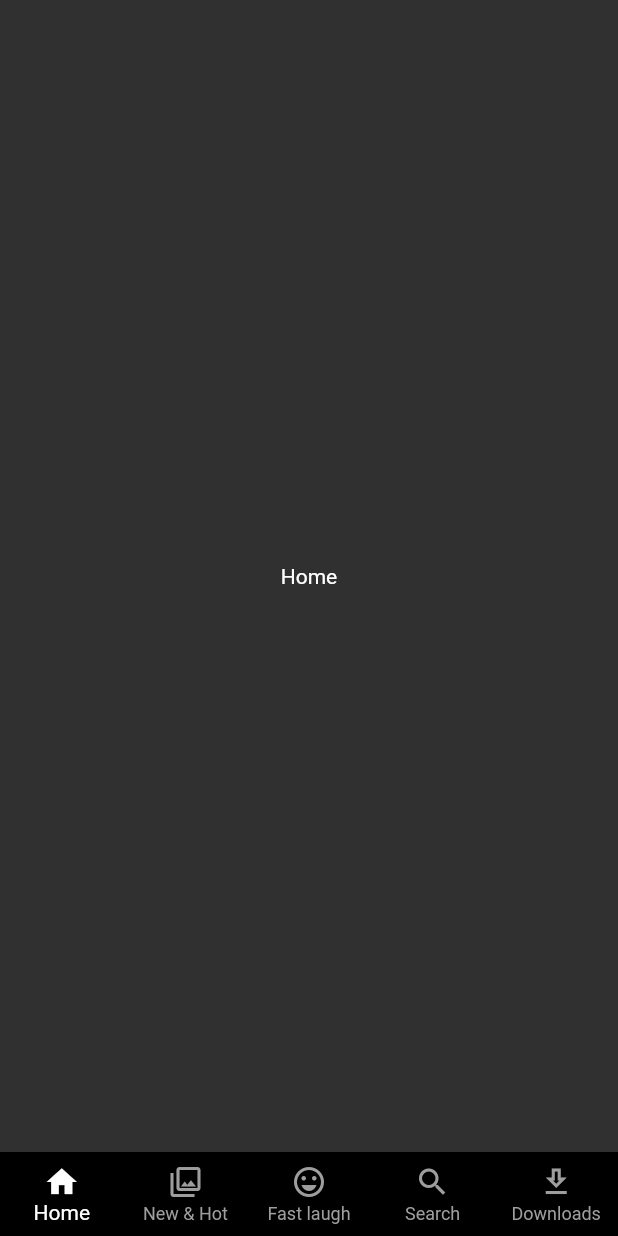
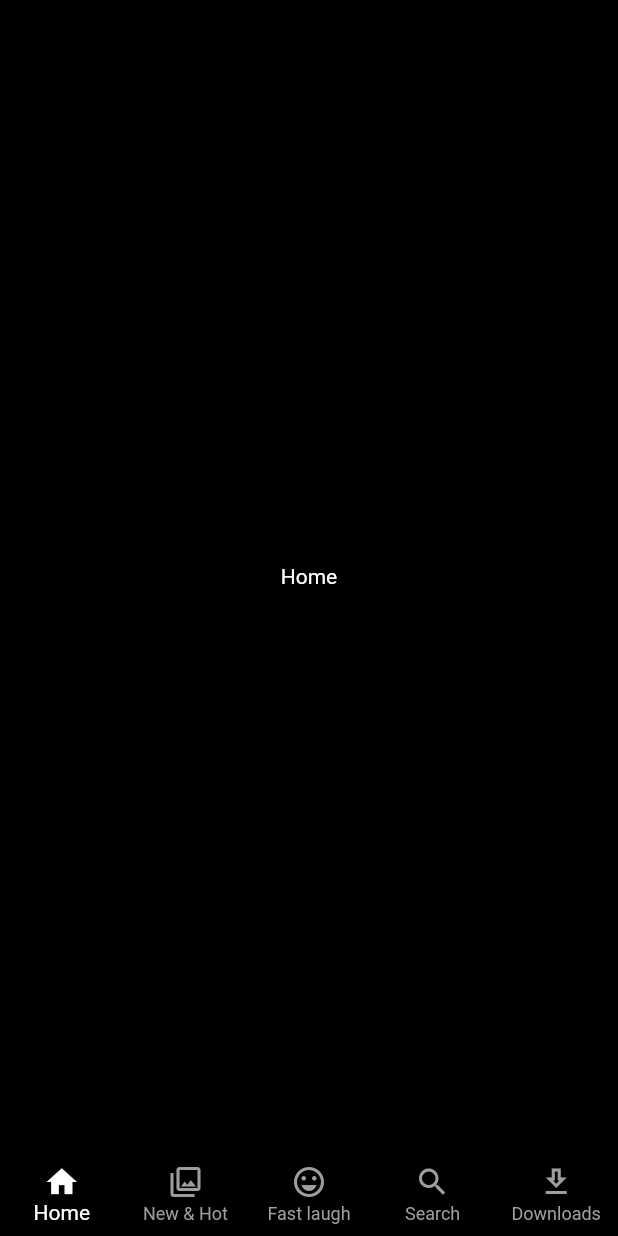
Before and after one commit to sudeepsudhevan/netflix_UI_clone, a Flutter app: the screen it shows after launch, on a phone screen of 412 x 824 dp. Run offline on Flutter 3.47's test engine with Material 2 defaults, Android fonts, the phone set to English and light mode, and no system bars.

Commit message:
main.dart

```diff
--- a/lib/main.dart
+++ b/lib/main.dart
@@ -1,4 +1,5 @@
 import 'package:flutter/material.dart';
+import 'package:netflix_clone/core/colors/colors.dart';
 import 'package:netflix_clone/presentation/main_page/screen_main_page.dart';
 
 void main() {
@@ -16,13 +17,14 @@ class MyApp extends StatelessWidget {
       theme: ThemeData(
         primarySwatch: Colors.blue,
         colorScheme: const ColorScheme.dark(),
+        scaffoldBackgroundColor: backgroundColor,
         textTheme: const TextTheme(
           bodyLarge: TextStyle(color: Colors.white),
           bodyMedium: TextStyle(color: Colors.white),
           bodySmall: TextStyle(color: Colors.white),
         ),
       ),
-      home: const ScreenMainPage(),
+      home: ScreenMainPage(),
     );
   }
 }
```
